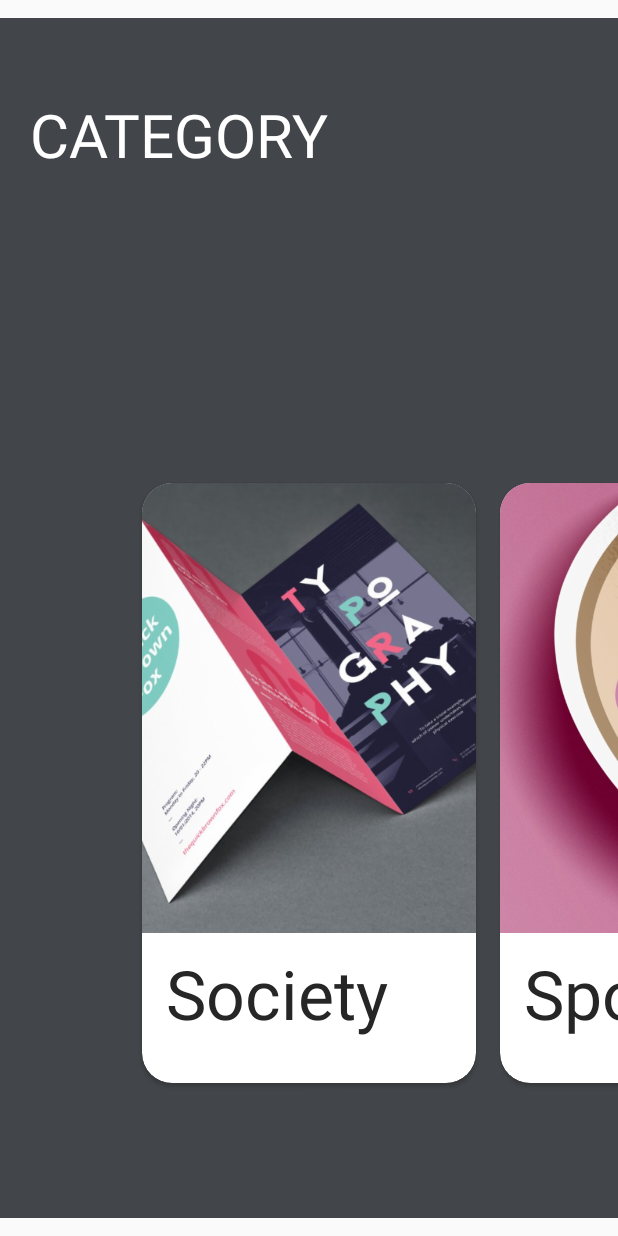
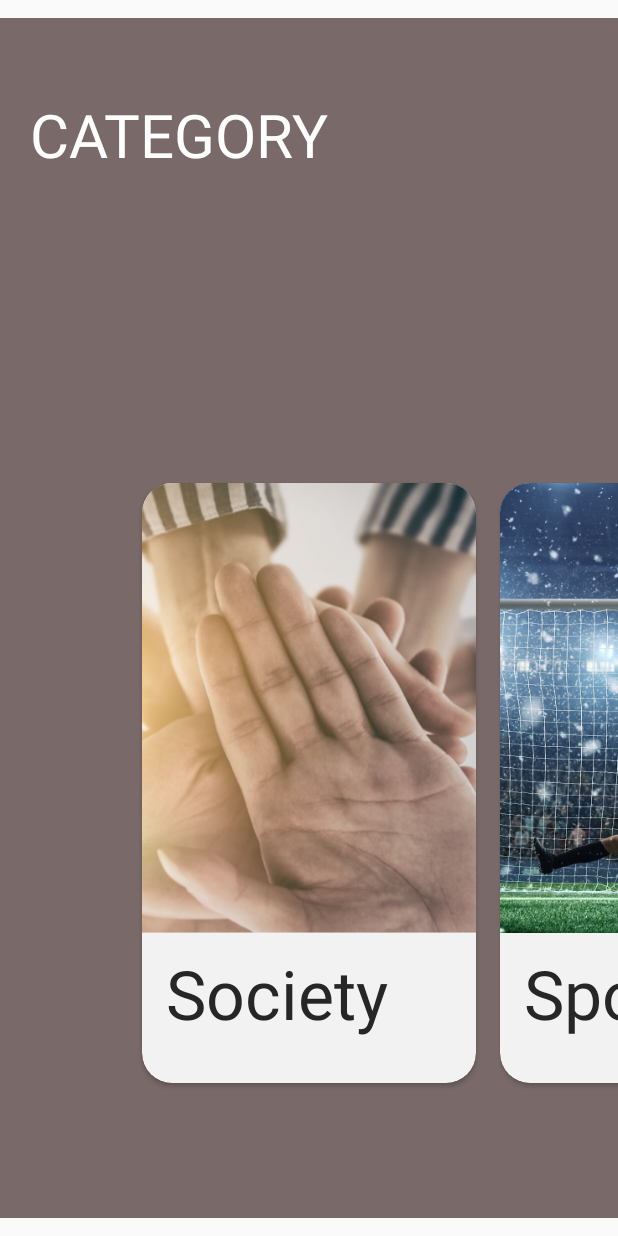
Before and after one commit to hoojeong-dev/OSS-App, an Android app: the CategoryPage screen opened directly, with no data from a screen before it, on a phone screen of 412 x 824 dp. Run offline under Robolectric (Android 15) with nearby library versions, the phone set to English and light mode, and no system bars.

Commit message:
Set color values

```diff
--- a/OSS-App/app/src/main/java/com/example/oss_app/CategoryPage.java
+++ b/OSS-App/app/src/main/java/com/example/oss_app/CategoryPage.java
@@ -23,14 +23,14 @@
         setContentView(R.layout.activity_category_page);
 
         models = new ArrayList<>();
-        models.add(new Model(R.drawable.brochure, "Society", ""));
-        models.add(new Model(R.drawable.sticker, "Sports", ""));
+        models.add(new Model(R.drawable.society_image, "Society", ""));
+        models.add(new Model(R.drawable.sports_image, "Sports", ""));
         models.add(new Model(R.drawable.poster, "Entertain", ""));
         models.add(new Model(R.drawable.namecard, "Politics", ""));
         models.add(new Model(R.drawable.brochure, "Editorial", ""));
-        models.add(new Model(R.drawable.sticker, "IT", ""));
-        models.add(new Model(R.drawable.poster, "Economic", ""));
-        models.add(new Model(R.drawable.namecard, "Foreign", ""));
+        models.add(new Model(R.drawable.it_image, "IT", ""));
+        models.add(new Model(R.drawable.economic_image, "Economic", ""));
+        models.add(new Model(R.drawable.foreign_image, "Foreign", ""));
         models.add(new Model(R.drawable.brochure, "Culture", ""));
         models.add(new Model(R.drawable.sticker, "Press", ""));
 
@@ -44,7 +44,13 @@
                 getResources().getColor(R.color.color1),
                 getResources().getColor(R.color.color2),
                 getResources().getColor(R.color.color3),
-                getResources().getColor(R.color.color4)
+                getResources().getColor(R.color.color4),
+                getResources().getColor(R.color.color5),
+                getResources().getColor(R.color.color6),
+                getResources().getColor(R.color.color7),
+                getResources().getColor(R.color.color8),
+                getResources().getColor(R.color.color9),
+                getResources().getColor(R.color.color10)
         };
 
         colors = colors_temp;
--- a/OSS-App/app/src/main/res/layout/activity_main.xml
+++ b/OSS-App/app/src/main/res/layout/activity_main.xml
@@ -15,5 +15,5 @@
         android:text="START"
         android:textSize="20dp"
         android:gravity="center"
-        android:background="#fff"/>
+        android:background="#00ff0000"/>
 </RelativeLayout>
--- a/OSS-App/app/src/main/res/layout/item.xml
+++ b/OSS-App/app/src/main/res/layout/item.xml
@@ -20,7 +20,8 @@
 
             <RelativeLayout
                 android:layout_width="match_parent"
-                android:layout_height="400dp">
+                android:layout_height="400dp"
+                android:background="#0D000000">
 
                 <ImageView
                     android:layout_width="match_parent"
@@ -37,7 +38,8 @@
                     android:layout_marginTop="10dp"
                     android:layout_marginLeft="16dp"
                     android:text="Brochure"
-                    android:textSize="45dp"/>
+                    android:textSize="45dp"
+                    android:background="#00ff0000"/>
                 <TextView
                     android:layout_width="wrap_content"
                     android:layout_height="wrap_content"
@@ -48,7 +50,8 @@
                     android:layout_marginRight="16dp"
                     android:maxLines="3"
                     android:drawablePadding="10dp"
-                    android:ellipsize="end"/>
+                    android:ellipsize="end"
+                    android:background="#00ff0000"/>
             </RelativeLayout>
         </androidx.cardview.widget.CardView>
     </LinearLayout>
--- a/OSS-App/app/src/main/res/values/colors.xml
+++ b/OSS-App/app/src/main/res/values/colors.xml
@@ -4,9 +4,17 @@
     <color name="colorPrimaryDark">#303F9F</color>
     <color name="colorAccent">#FF4081</color>
 
-    <color name="color1">#424549</color>
-    <color name="color2">#7e455e</color>
+    <color name="color1">#796A69</color>
+    <color name="color2">#364C6E</color>
     <color name="color3">#796e25</color>
     <color name="color4">#59717c</color>
+    <color name="color5">#424549</color>
+
+    <color name="color6">#24376E</color>
+    <color name="color7">#0E113B</color>
+    <color name="color8">#738591</color>
+
+    <color name="color9">#424549</color>
+    <color name="color10">#7e455e</color>
     <color name="white">#FFFFFF</color>
 </resources>
```
Also changed, not shown: OSS-App/app/src/main/res/drawable-hdpi/economic_image.png (added), OSS-App/app/src/main/res/drawable-hdpi/foreign_image.png (added), OSS-App/app/src/main/res/drawable-hdpi/it_image.png (added), OSS-App/app/src/main/res/drawable-hdpi/society_image.png (added), OSS-App/app/src/main/res/drawable-hdpi/sports_image.png (added).
